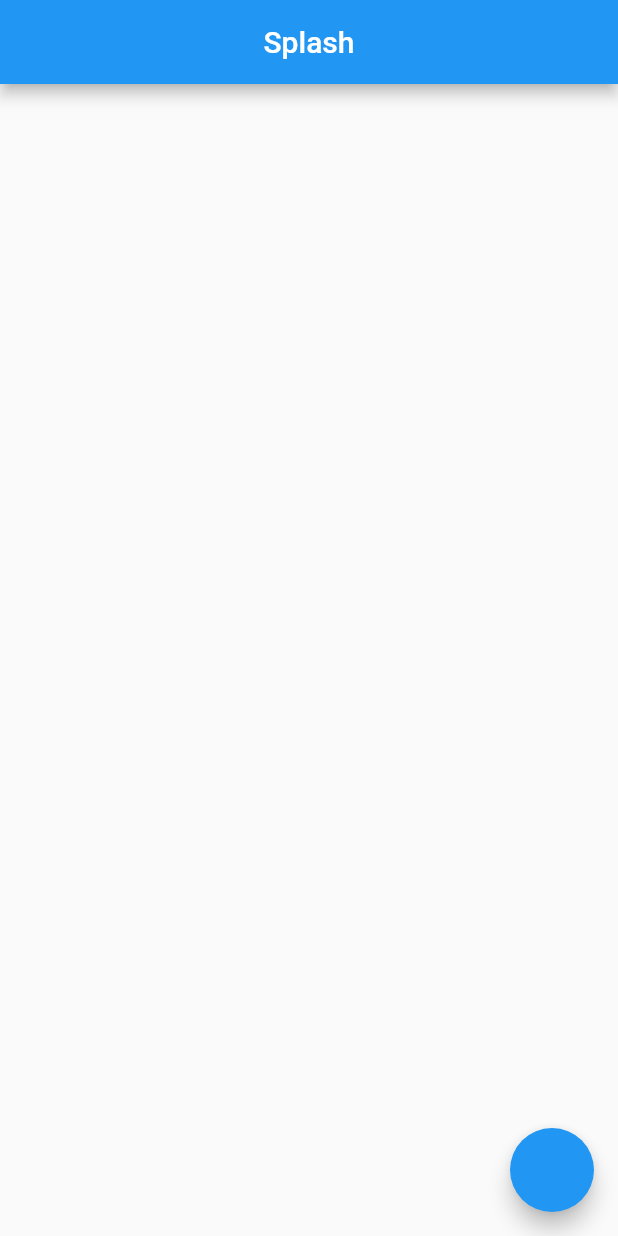
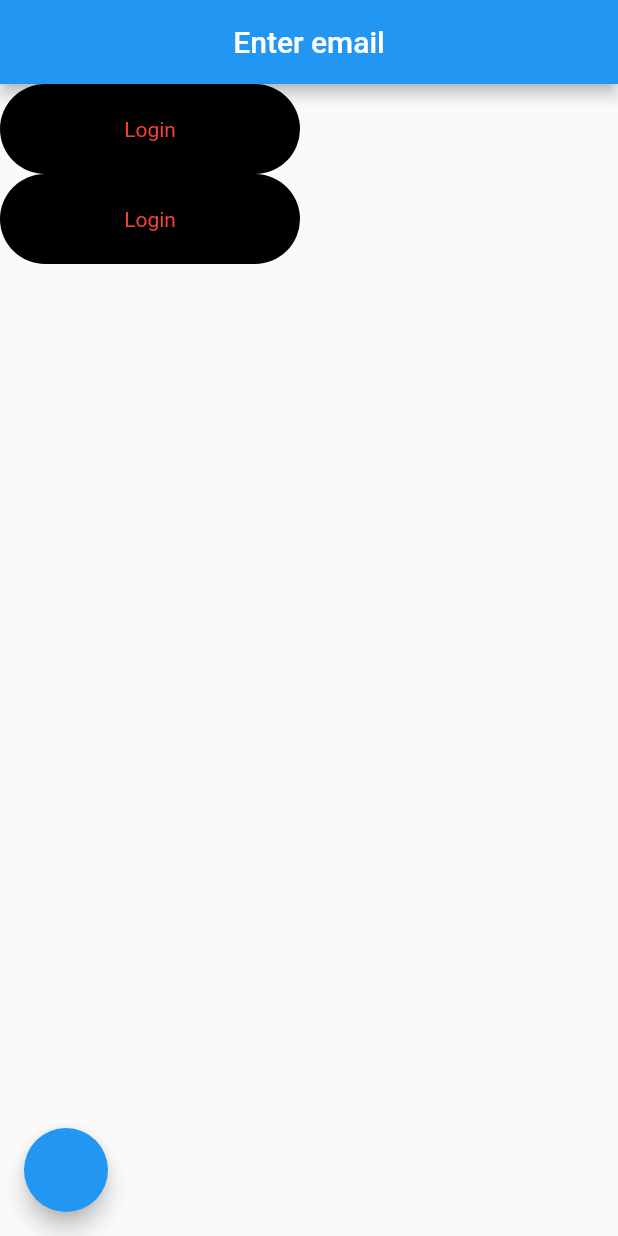
Before and after one commit to hariskhan235/rest_api_mvvm, a Flutter app: the screen it shows after launch, on a phone screen of 412 x 824 dp. Run offline on Flutter 3.47's test engine with Material 2 defaults, Android fonts, the phone set to English and light mode, and no system bars; our stand-ins replace fluttertoast, get.

Commit message:
components added

```diff
--- a/lib/main.dart
+++ b/lib/main.dart
@@ -1,5 +1,6 @@
 import 'package:flutter/material.dart';
 import 'package:get/get.dart';
+import 'package:rest_api/res/gets_localizations/languages.dart';
 import 'package:rest_api/res/routes/routes.dart';
 import 'package:rest_api/view/splash_screen.dart';
 
@@ -14,6 +15,9 @@ class MyApp extends StatelessWidget {
   Widget build(BuildContext context) {
     return GetMaterialApp(
       title: 'Flutter Demo',
+      translations: Languages(),
+      locale: const Locale('ur', 'PK'),
+      fallbackLocale: const Locale('ur', 'PK'),
       theme: ThemeData(
         primarySwatch: Colors.blue,
       ),
--- a/lib/res/colors/app_colors.dart
+++ b/lib/res/colors/app_colors.dart
@@ -2,4 +2,5 @@ import 'package:flutter/material.dart';
 
 class AppColors {
   static const Color blackColor = Color(0xff00000);
+  static const Color redColor = Colors.red;
 }
--- /dev/null
+++ b/lib/res/components/internet_exception_widget.dart
@@ -0,0 +1,28 @@
+import 'package:flutter/material.dart';
+import 'package:rest_api/res/colors/app_colors.dart';
+
+class InternetExceptionWidget extends StatelessWidget {
+  const InternetExceptionWidget({super.key});
+
+  @override
+  Widget build(BuildContext context) {
+    return Material(
+      color: Colors.red,
+      child: Padding(
+        padding: const EdgeInsets.symmetric(horizontal: 20),
+        child: Center(
+          child: Column(
+            children: const [
+              Icon(
+                Icons.cloud_off,
+                color: AppColors.redColor,
+                size: 20,
+              ),
+              Text('No Internet Connection')
+            ],
+          ),
+        ),
+      ),
+    );
+  }
+}
--- /dev/null
+++ b/lib/res/components/round_button.dart
@@ -0,0 +1,42 @@
+import 'package:flutter/material.dart';
+
+class RoundButton extends StatelessWidget {
+  const RoundButton({
+    super.key,
+    this.buttonColor = Colors.black,
+    this.textColor = Colors.red,
+    required this.title,
+    required this.onPress,
+    this.width = 60,
+    this.height = 60,
+    this.loading = false,
+  });
+
+  final bool loading;
+  final Color textColor, buttonColor;
+  final String title;
+  final double width, height;
+  final VoidCallback onPress;
+
+  @override
+  Widget build(BuildContext context) {
+    return Container(
+      width: width,
+      height: height,
+      decoration: BoxDecoration(
+        color: buttonColor,
+        borderRadius: BorderRadius.circular(50),
+      ),
+      child: loading
+          ? const Center(
+              child: CircularProgressIndicator(),
+            )
+          : Center(
+              child: Text(
+                title,
+                style: TextStyle(color: textColor),
+              ),
+            ),
+    );
+  }
+}
--- /dev/null
+++ b/lib/res/gets_localizations/languages.dart
@@ -0,0 +1,13 @@
+import 'package:get/get.dart';
+
+class Languages extends Translations {
+  @override
+  Map<String, Map<String, String>> get keys => {
+        'en_US': {
+          'email_hint': 'Enter Your Email',
+        },
+        'ur_PK': {
+          'email_hint': 'In Urdu',
+        }
+      };
+}
--- a/lib/view/splash_screen.dart
+++ b/lib/view/splash_screen.dart
@@ -1,5 +1,8 @@
 import 'package:flutter/material.dart';
+import 'package:get/get.dart';
 import 'package:rest_api/data/app_exceptions.dart';
+import 'package:rest_api/res/components/internet_exception_widget.dart';
+import 'package:rest_api/res/components/round_button.dart';
 import 'package:rest_api/utils/utils.dart';
 
 class SplashScreen extends StatefulWidget {
@@ -12,15 +15,30 @@ class SplashScreen extends StatefulWidget {
 class _SplashScreenState extends State<SplashScreen> {
   @override
   Widget build(BuildContext context) {
+    //return InternetExceptionWidget();
     return Scaffold(
       appBar: AppBar(
         centerTitle: true,
-        title: const Text('Splash'),
+        title: Text('Enter email'.tr),
       ),
       floatingActionButton: FloatingActionButton(onPressed: () {
         // throw InternetException('No Internet');
         Utils.showToast('message');
       }),
+      body: Column(
+        children: [
+          RoundButton(
+            title: 'Login',
+            onPress: () {},
+            width: 200,
+          ),
+          RoundButton(
+            title: 'Login',
+            onPress: () {},
+            width: 200,
+          ),
+        ],
+      ),
     );
   }
 }
```
